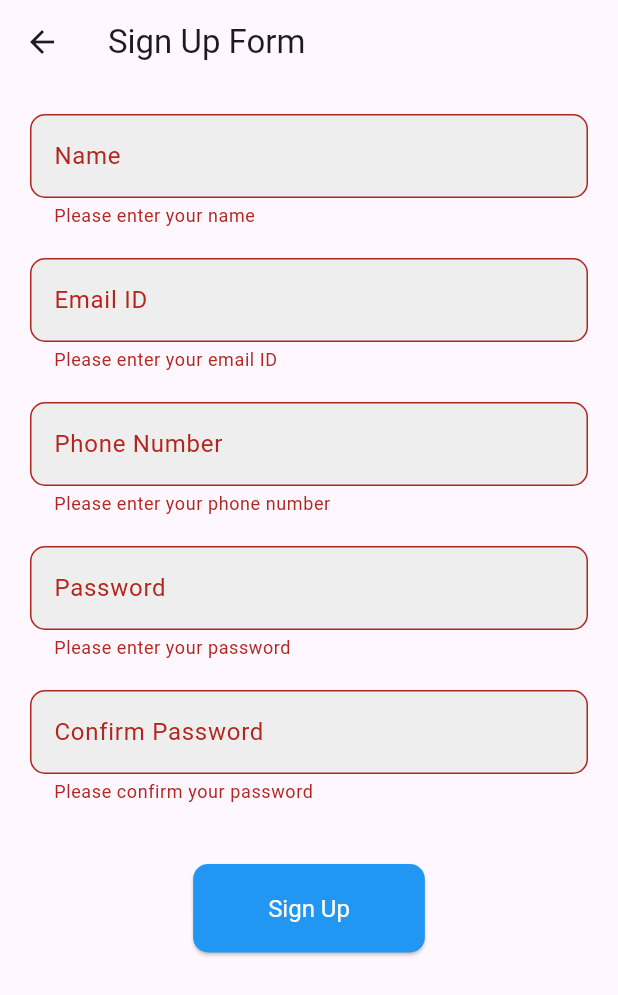
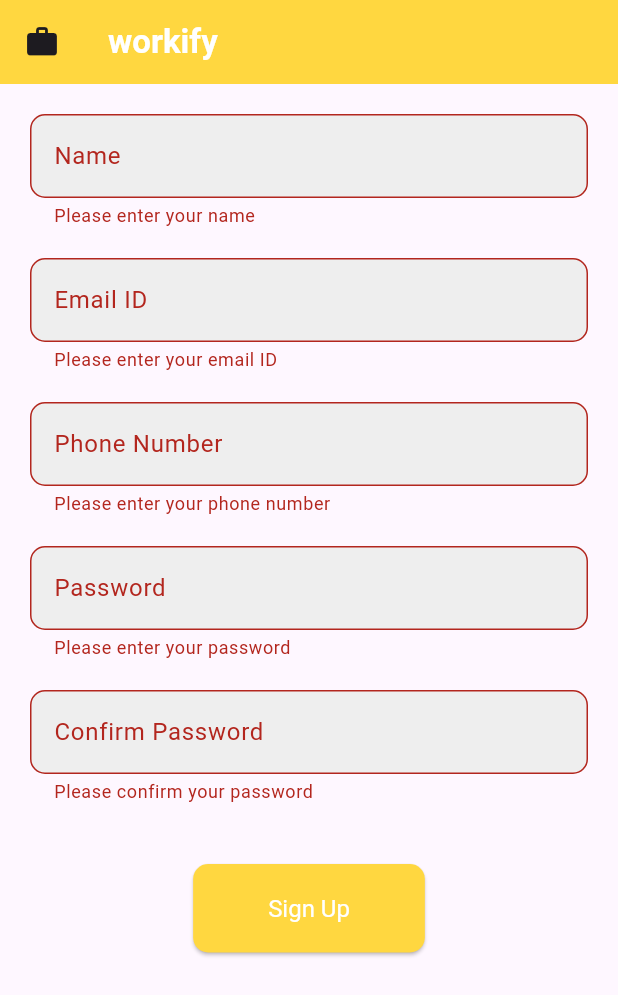
Before and after one commit to muhdismailm/flutter_project, a Flutter app: the w_SignUpForm screen opened directly, after a tap on "Sign Up", on a phone screen of 412 x 824 dp. Shown: the top 995 px of the screen. Run offline on Flutter 3.47's test engine with Material 3 defaults, Android fonts, the light colour scheme and no system bars; our stand-ins replace cloud_firestore, firebase_auth, firebase_core; accounts and stored records are empty.

Commit message:
appbar seperated

```diff
--- a/lib/main.dart
+++ b/lib/main.dart
@@ -1,7 +1,9 @@
 // import 'package:firebase_auth/firebase_auth.dart';
+import 'package:cloud_firestore/cloud_firestore.dart';
 import 'package:firebase_core/firebase_core.dart';
 import 'package:flutter/material.dart';
 import 'package:login_1/src/client/screens/c_login.dart';
+
 // import 'package:login_1/src/client/features/authentication/screens/login/c_signup.dart';
 import 'package:login_1/src/worker/features/screens/w_login.dart'; // Import the w_login page
 // import 'firebase_options.dart'; // Import the generated file for Firebase options
--- a/lib/src/client/screens/c_signup.dart
+++ b/lib/src/client/screens/c_signup.dart
@@ -1,9 +1,10 @@
-import 'package:firebase_auth/firebase_auth.dart';
-import 'package:firebase_core/firebase_core.dart';
+// import 'package:firebase_auth/firebase_auth.dart';
+// import 'package:firebase_core/firebase_core.dart';
 import 'package:flutter/material.dart';
 import 'package:flutter/services.dart';
 import 'package:login_1/src/client/screens/c_login.dart';
 import 'package:login_1/src/client/screens/c_auth_service.dart';
+import 'package:login_1/src/client/widgets/custom_appbar.dart';
 // Import the login form
 
 class CSignup extends StatefulWidget {
@@ -36,9 +37,7 @@ class _SignUpFormState extends State<CSignup> {
   @override
   Widget build(BuildContext context) {
     return Scaffold(
-      appBar: AppBar(
-        title: const Text('Sign Up Form'),
-      ),
+      appBar: const CustomAppBar(title: 'Home'),
       body: Padding(
         padding: const EdgeInsets.all(20.0),
         child: Form(
--- a/lib/src/worker/features/screens/w_signup.dart
+++ b/lib/src/worker/features/screens/w_signup.dart
@@ -1,8 +1,9 @@
+import 'package:cloud_firestore/cloud_firestore.dart';
 import 'package:flutter/material.dart';
 import 'package:flutter/services.dart';
 import 'package:firebase_auth/firebase_auth.dart';
-
 import 'w_login.dart'; // Import the login form
+import 'package:login_1/src/worker/features/screens/widgets/w_appbar.dart';
 
 class w_SignUpForm extends StatefulWidget {
   const w_SignUpForm({Key? key}) : super(key: key);
@@ -34,9 +35,7 @@ class _SignUpFormState extends State<w_SignUpForm> {
   @override
   Widget build(BuildContext context) {
     return Scaffold(
-      appBar: AppBar(
-        title: const Text('Sign Up Form'),
-      ),
+      appBar: const WAppbar(title: 'signup'),
       body: Padding(
         padding: const EdgeInsets.all(20.0),
         child: Form(
@@ -148,7 +147,7 @@ class _SignUpFormState extends State<w_SignUpForm> {
                 child: ElevatedButton(
                   onPressed: _signup,
                   style: ElevatedButton.styleFrom(
-                    backgroundColor: Colors.blue, // Background color
+                    backgroundColor: Colors.amberAccent, // Background color
                     foregroundColor: Colors.white, // Text color
                     padding: const EdgeInsets.symmetric(horizontal: 50, vertical: 20),
                     textStyle: const TextStyle(fontSize: 16),
@@ -182,6 +181,12 @@ class _SignUpFormState extends State<w_SignUpForm> {
             ScaffoldMessenger.of(context).showSnackBar(
               const SnackBar(content: Text('User created successfully')),
             );
+            CollectionReference workers = FirebaseFirestore.instance.collection('worker');
+            workers.add({
+              'name': _nameController.text,
+              'email': _emailController.text,
+              'phone': _phoneController.text,
+            });
             Navigator.pushReplacement(
               context,
               MaterialPageRoute(builder: (context) => const WLogin()),
--- /dev/null
+++ b/lib/src/worker/features/screens/widgets/w_appbar.dart
@@ -0,0 +1,24 @@
+import 'package:flutter/material.dart';
+
+class WAppbar extends StatelessWidget implements PreferredSizeWidget {
+  final String title;
+
+  const WAppbar({Key? key, required this.title}) : super(key: key);
+
+  @override
+  Widget build(BuildContext context) {
+    return AppBar(
+      backgroundColor: Colors.amberAccent,
+      title: Text('workify',
+        style: const TextStyle(
+          color: Colors.white,
+          fontWeight: FontWeight.bold,
+        ),
+      ),
+      leading: const Icon(Icons.work_rounded),
+    );
+  }
+
+  @override
+  Size get preferredSize => const Size.fromHeight(kToolbarHeight);
+}
--- a/pubspec.yaml
+++ b/pubspec.yaml
@@ -7,6 +7,7 @@ environment:
   sdk: ">=2.12.0 <3.0.0"
 
 dependencies:
+  cloud_firestore: ^5.6.5
   firebase_auth: ^5.5.1
   firebase_core: ^3.12.1
   flutter:
```
Also changed, not shown: lib/src/client/screens/c_homescreen.dart (+6 -14 lines), lib/src/client/screens/c_login.dart (+2 -9 lines), lib/src/client/widgets/custom_appbar.dart (added, +24 -0 lines), lib/src/worker/features/screens/w_homescreen.dart (+3 -11 lines), lib/src/worker/features/screens/w_login.dart (+4 -11 lines), pubspec.lock, 3 other files.
